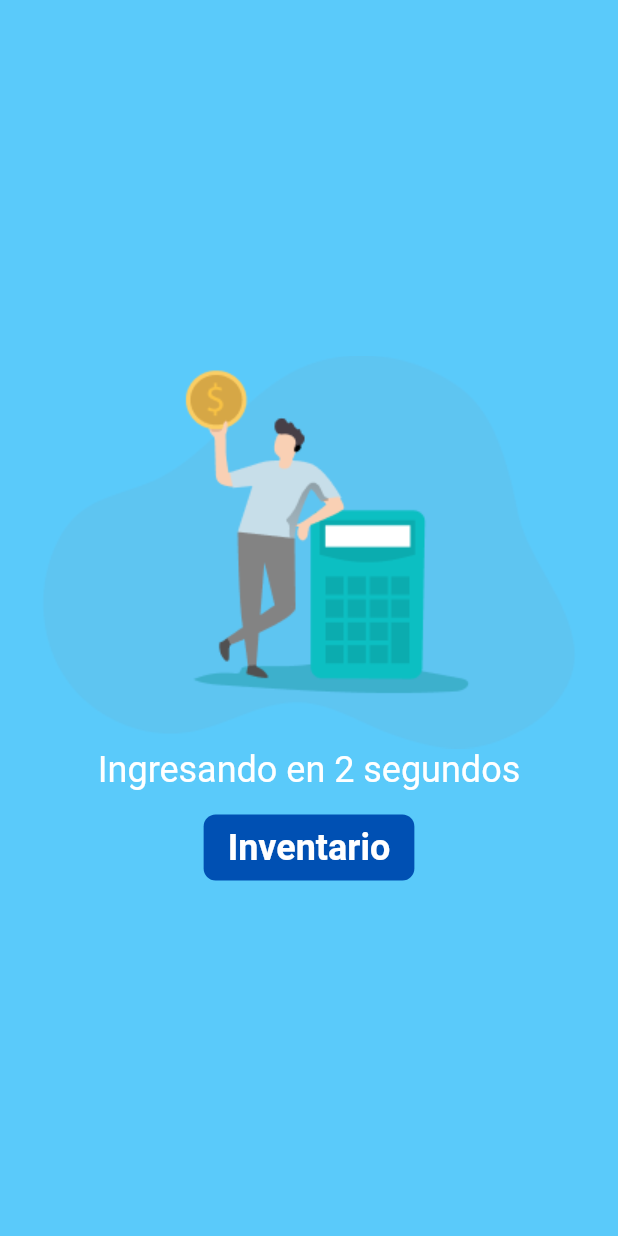
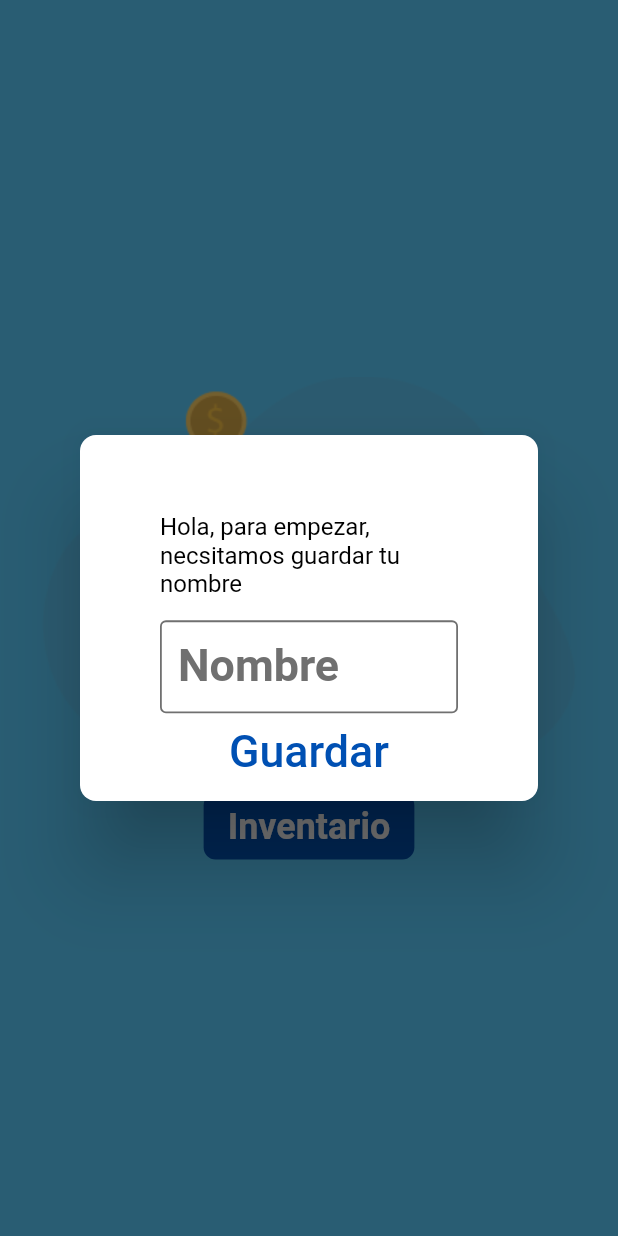
Before and after one commit to JosephLugoGPDS/yummysuchi, a Flutter app: the screen it shows after launch, on a phone screen of 412 x 824 dp. Run offline on Flutter 3.47's test engine with Material 2 defaults, Android fonts, the phone set to English and light mode, and no system bars; drawn by our look-alikes of flutter_countdown_timer; our stand-ins replace cloud_firestore, device_info_plus, firebase_core, flutter_bloc, get_it, shared_preferences; accounts and stored records are empty; generated files the repository leaves out were written again.

Commit message:
chore: add name user in init app

```diff
--- a/lib/app/l10n/arb/app_en.arb
+++ b/lib/app/l10n/arb/app_en.arb
@@ -13,5 +13,8 @@
   "remove": "Eliminar",
   "edit": "Editar",
   "save": "Guardar",
-  "cancel": "Cancelar"
+  "cancel": "Cancelar",
+  "name": "Nombre",
+  "welcomeNameRequired": "Hola, para empezar, necsitamos guardar tu nombre",
+  "nameRequired": "El nombre es requerido"
 }
--- a/lib/app/utils/screen_util.dart
+++ b/lib/app/utils/screen_util.dart
@@ -1,3 +1,5 @@
+// ignore_for_file: deprecated_member_use
+
 import 'dart:ui';
 
 abstract class ScreenUtil {
--- a/lib/injector_container.dart
+++ b/lib/injector_container.dart
@@ -1,3 +1,4 @@
+import 'package:inventario_yummy_sushi/blocs/is_saved_user_cubit.dart';
 import 'package:inventario_yummy_sushi/blocs/splash_cubit.dart';
 import 'package:get_it/get_it.dart';
 
@@ -5,6 +6,7 @@ final sl = GetIt.instance;
 
 Future<void> init() async {
     sl.registerLazySingleton<SplashCubit>(() => SplashCubit());
+    sl.registerLazySingleton<IsSavedUserCubit>(() => IsSavedUserCubit()..loadSavedUser());
   // sl.registerLazySingleton<UploadRemoteDataSource>(() => const UploadRemoteDataSourceImpl());
   // sl.registerLazySingleton<TicketRemoteDataSource>(() => const TicketRemoteDataSourceImpl());
 }
--- a/lib/views/home_view.dart
+++ b/lib/views/home_view.dart
@@ -3,6 +3,7 @@ import 'package:flutter/material.dart';
 
 class HomeView extends StatelessWidget {
   const HomeView({Key? key}) : super(key: key);
+
   @override
   Widget build(BuildContext context) {
     final AppLocalizations l10n = context.l10n;
@@ -17,9 +18,8 @@ class HomeView extends StatelessWidget {
           ),
           SliverList(
             delegate: SliverChildListDelegate(
-              [
-
-            ],),
+              [],
+            ),
           ),
         ],
       ),
--- a/lib/views/splash_view.dart
+++ b/lib/views/splash_view.dart
@@ -1,41 +1,110 @@
+import 'package:flutter_bloc/flutter_bloc.dart';
 import 'package:inventario_yummy_sushi/app/constants/app_theme.dart';
+import 'package:inventario_yummy_sushi/app/extensions/size_extension.dart';
+import 'package:inventario_yummy_sushi/app/l10n/l10n.dart';
+import 'package:inventario_yummy_sushi/blocs/is_saved_user_cubit.dart';
 import 'package:inventario_yummy_sushi/gen/assets.gen.dart';
 import 'package:flutter/material.dart';
-import 'package:flutter_countdown_timer/flutter_countdown_timer.dart';
-import 'package:inventario_yummy_sushi/views/home_view.dart';
+import 'package:inventario_yummy_sushi/injector_container.dart' as di;
+import 'package:inventario_yummy_sushi/widgets/theme_dialog.dart';
+import 'package:inventario_yummy_sushi/widgets/theme_text_form_field.dart';
 
 class SplashView extends StatelessWidget {
-        const SplashView({Key? key}) : super(key: key);
+  const SplashView({super.key});
 
   @override
   Widget build(BuildContext context) {
+    return BlocProvider(
+      create: (_) => di.sl<IsSavedUserCubit>(),
+      child: const SplashScreen(),
+    );
+  }
+}
+
+class SplashScreen extends StatelessWidget {
+  const SplashScreen({Key? key}) : super(key: key);
+
+  @override
+  Widget build(BuildContext context) {
+    final TextEditingController _controller = TextEditingController();
+    final AppLocalizations l10n = context.l10n;
     return Scaffold(
       backgroundColor: AppTheme.primaryColor,
       body: Center(
         child: Column(
           mainAxisAlignment: MainAxisAlignment.center,
           children: [
-                  CountdownTimer(
-                    endTime: DateTime.now().millisecondsSinceEpoch + 2000,
-                    onEnd: () {
-                      Navigator.pushReplacement(
-                        context,
-                        MaterialPageRoute(builder: (context) => const HomeView()),
+            BlocListener<IsSavedUserCubit, bool>(
+              listener: (context, stateIsSavedUserCubit) async {
+                if (stateIsSavedUserCubit) {
+                  Navigator.of(context).pushReplacementNamed('/home');
+                } else {
+                  showDialog(
+                    barrierDismissible: false,
+                    context: context,
+                    builder: (BuildContext _) {
+                      return Padding(
+                        padding: EdgeInsets.symmetric(horizontal: 15.w),
+                        child: ThemeDialog(
+                          showIconClose: false,
+                          contentPadding:
+                              EdgeInsets.fromLTRB(10.w, 10.h, 10.w, 10.h),
+                          child: Padding(
+                            padding: EdgeInsets.symmetric(horizontal: 15.w),
+                            child: Column(
+                              mainAxisSize: MainAxisSize.min,
+                              children: [
+                                SizedBox(
+                                  height: 60.h,
+                                ),
+                                Text(
+                                  l10n.welcomeNameRequired,
+                                  style: const TextStyle(color: Colors.black),
+                                ),
+                                SizedBox(
+                                  height: 20.h,
+                                ),
+                                ThemeTextFormField(
+                                  textEditingController: _controller,
+                                  label: l10n.name,
+                                ),
+                                TextButton(
+                                  onPressed: () async {
+                                    if (_controller.text.isNotEmpty) {
+                                      FocusScope.of(context).unfocus();
+                                      Navigator.of(context)
+                                          .pushReplacementNamed('/home');
+
+                                      await context
+                                          .read<IsSavedUserCubit>()
+                                          .saveUser(true);
+                                    } else {
+                                      ScaffoldMessenger.of(context)
+                                          .showSnackBar(
+                                        SnackBar(
+                                          content: Text(l10n.nameRequired),
+                                          backgroundColor: AppTheme.accentColor,
+                                        ),
+                                      );
+                                    }
+                                  },
+                                  child: Text('Guardar',
+                                      style: TextStyle(
+                                          color: AppTheme.accentColor,
+                                          fontSize: 14.sp)),
+                                ),
+                              ],
+                            ),
+                          ),
+                        ),
                       );
                     },
-                    widgetBuilder: (_, time) {
-                      return Column(
-                        children: [
+                  );
+                }
+              },
+              child: const SizedBox(),
+            ),
             Assets.splashPng.image(),
-
-                          Text(
-                            'Ingresando en ${time?.sec} segundos',
-                            style: const TextStyle(fontSize: 24, color: Colors.white),
-                          ),
-                        ],
-                      );
-                    },
-                  ),
             const SizedBox(height: 16),
             Container(
               padding: const EdgeInsets.symmetric(horizontal: 16, vertical: 8),
--- /dev/null
+++ b/lib/widgets/theme_dialog.dart
@@ -0,0 +1,58 @@
+import 'package:flutter/material.dart';
+import 'package:inventario_yummy_sushi/app/constants/app_theme.dart';
+import 'package:inventario_yummy_sushi/app/extensions/size_extension.dart';
+
+class ThemeDialog extends StatelessWidget {
+  const ThemeDialog({
+    Key? key,
+    required this.child,
+    this.onTap,
+    this.onTapClosed,
+    this.showIconClose = true,
+    this.contentPadding,
+    this.height,
+    this.width,
+  }) : super(key: key);
+
+  final Widget child;
+  final void Function()? onTap;
+  final void Function()? onTapClosed;
+  final bool showIconClose;
+  final EdgeInsets? contentPadding;
+  final double? width;
+  final double? height;
+
+  @override
+  Widget build(BuildContext context) {
+    return AlertDialog(
+      buttonPadding: EdgeInsets.zero,
+      shape: RoundedRectangleBorder(
+          borderRadius: BorderRadius.all(Radius.circular(5.w))),
+      contentPadding: contentPadding ?? EdgeInsets.fromLTRB(5.w, 5.h, 5.w, 5.h),
+      insetPadding: contentPadding ?? EdgeInsets.fromLTRB(5.w, 5.h, 5.w, 5.h),
+      content: SizedBox(
+        height: height,
+        width: width,
+        child: Stack(
+          children: <Widget>[
+            showIconClose
+                ? Positioned(
+                    right: 0,
+                    top: 0,
+                    child: IconButton(
+                      onPressed:
+                          onTapClosed ?? () => Navigator.of(context).pop(),
+                      icon: const Icon(
+                        Icons.close,
+                        color: AppTheme.grayTextColor,
+                      ),
+                    ),
+                  )
+                : const SizedBox(),
+            child,
+          ],
+        ),
+      ),
+    );
+  }
+}
--- /dev/null
+++ b/lib/widgets/theme_text_form_field.dart
@@ -0,0 +1,141 @@
+
+import 'package:flutter/material.dart';
+import 'package:flutter/services.dart';
+import 'package:inventario_yummy_sushi/app/constants/app_theme.dart';
+import 'package:inventario_yummy_sushi/app/extensions/size_extension.dart';
+
+class ThemeTextFormField extends StatelessWidget {
+  const ThemeTextFormField({
+    Key? key,
+    this.textEditingController,
+    this.hint,
+    this.textInputAction = TextInputAction.next,
+    this.validator,
+    this.leftIcon,
+    this.rightIcon,
+    this.onRightTap,
+    this.obscureText = false,
+    this.onChanged,
+    this.onSubmitted,
+    this.borderRadius = 5,
+    this.width,
+    this.maxLines,
+    this.hintColor,
+    this.inputFormatters,
+    this.initialValue,
+    this.onTap,
+    this.label,
+    this.readOnly = false,
+    this.isDense = true,
+    this.keyboardType = TextInputType.text,
+    this.textCapitalization = TextCapitalization.none,
+    this.maxLength,
+    this.styleLabel,
+    this.style,
+    this.hintStyle,
+    this.disableBorder,
+    this.enabledBorder,
+    this.focusedBorder,
+    this.borderColor = AppTheme.grayTextColor,
+    this.margin,
+  }): super(key: key);
+
+  final TextEditingController? textEditingController;
+  final String? hint;
+  final IconData? leftIcon;
+  final IconData? rightIcon;
+  final String? Function(String?)? validator;
+  final bool obscureText;
+  final void Function()? onRightTap;
+  final void Function()? onTap;
+  final TextInputAction textInputAction;
+  final void Function(String)? onChanged;
+  final void Function(String)? onSubmitted;
+  final double borderRadius;
+  final double? width;
+  final int? maxLines;
+  final Color? hintColor;
+  final List<TextInputFormatter>? inputFormatters;
+  final String? initialValue;
+  final InputBorder? disableBorder;
+  final InputBorder? enabledBorder;
+  final InputBorder? focusedBorder;
+  final String? label;
+  final bool readOnly;
+  final bool isDense;
+  final TextInputType keyboardType;
+  final TextCapitalization textCapitalization;
+  final int? maxLength;
+  final TextStyle? styleLabel;
+  final TextStyle? style;
+  final TextStyle? hintStyle;
+  final Color borderColor;
+  final EdgeInsets? margin;
+
+  @override
+  Widget build(BuildContext context) {
+    return Padding(
+      padding: margin ?? EdgeInsets.zero,
+      child: TextFormField(
+        controller: textEditingController,
+        keyboardType: keyboardType,
+        onChanged: onChanged,
+        onTap: onTap,
+        textCapitalization: textCapitalization,
+        readOnly: readOnly,
+        onFieldSubmitted: onSubmitted,
+        style: style ?? TextStyle(color: Colors.black,  fontWeight: FontWeight.bold, fontSize: 12.sp),
+        textInputAction: textInputAction,
+        obscureText: obscureText,
+        cursorColor: AppTheme.grayTextColor,
+        maxLines: maxLines,
+        initialValue: initialValue,
+        inputFormatters: inputFormatters,
+        maxLength: maxLength,
+        validator: validator ?? (String? value) {
+          return value!.isEmpty ? 'required' : null;
+        },
+
+        decoration: InputDecoration(
+          alignLabelWithHint: true,
+          suffixIcon: GestureDetector(
+            onTap: onRightTap,
+            child: Icon(rightIcon)
+          ),
+          // labelText: label,
+          floatingLabelStyle: styleLabel,
+          hintStyle: hintStyle ?? TextStyle(color: hintColor ?? AppTheme.grayTextColor, fontSize: 12.sp),
+          labelStyle: styleLabel ?? TextStyle(color: AppTheme.grayTextColor, fontSize: 14.sp),
+          border: InputBorder.none,
+          hintText: hint,
+          isDense: isDense,
+          hintMaxLines: 1,
+          label: label != null ? Text(
+            label!,
+            style: styleLabel ?? TextStyle(color: AppTheme.grayTextColor, fontSize: 14.sp),
+          )
+          : null,
+
+          disabledBorder: disableBorder ?? OutlineInputBorder(
+            borderSide: BorderSide(
+              color: borderColor,
+              width: 1.2
+            ),
+          ),
+          enabledBorder: enabledBorder ?? OutlineInputBorder(
+            borderSide: BorderSide(
+              color: borderColor,
+              width: 1.2
+            ),
+          ),
+          focusedBorder: focusedBorder ?? const OutlineInputBorder(
+            borderSide: BorderSide(
+              color: AppTheme.accentColor,
+              width: 1.2
+            ),
+          ),
+        ),
+      ),
+    );
+  }
+}
```
Also changed, not shown: lib/blocs/is_saved_user_cubit.dart (added, +26 -0 lines), lib/blocs/user/get_user_bloc.dart (added, +62 -0 lines), lib/blocs/user/get_user_event.dart (added, +12 -0 lines), lib/blocs/user/get_user_state.dart (added, +18 -0 lines), lib/blocs/uuid/get_uuid_bloc.dart (added, +59 -0 lines), lib/blocs/uuid/get_uuid_event.dart (added, +12 -0 lines), lib/blocs/uuid/get_uuid_state.dart (added, +21 -0 lines), lib/bootstrap.dart (+6 -4 lines), lib/model/user.dart (added, +14 -0 lines), pubspec.yaml (+5 -2 lines), lib/app/extensions/size_extension.dart (line endings or trailing spaces), lib/model/user.g.dart (added), pubspec.lock. Lines whose indentation alone changed are shown as unchanged.
